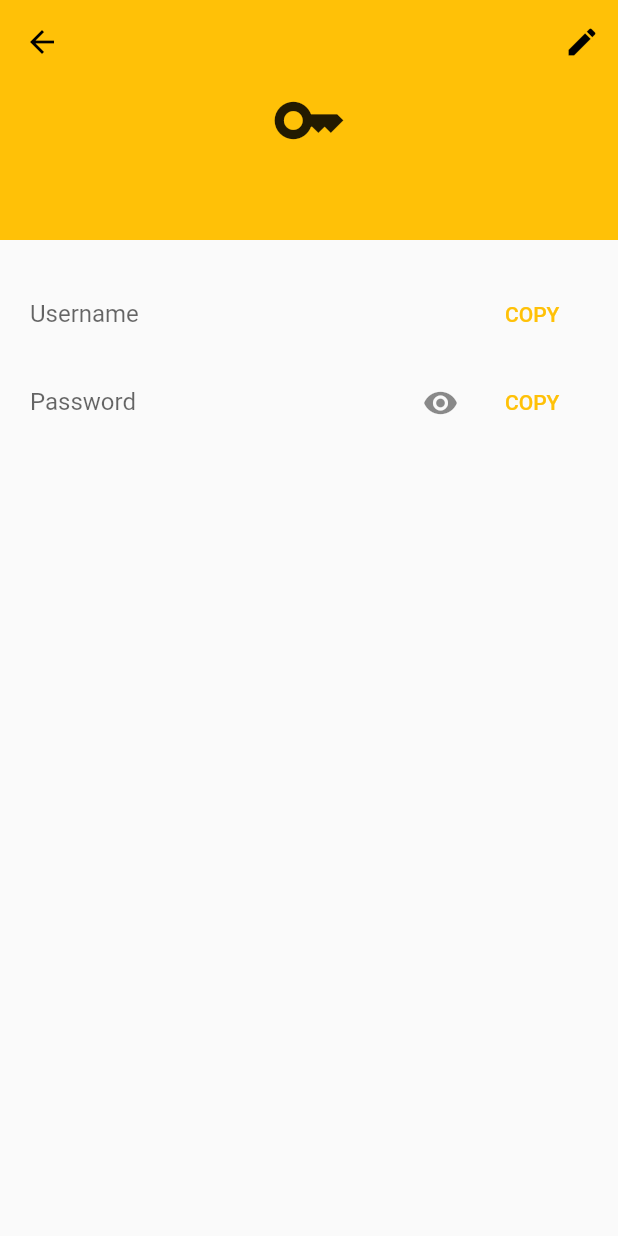
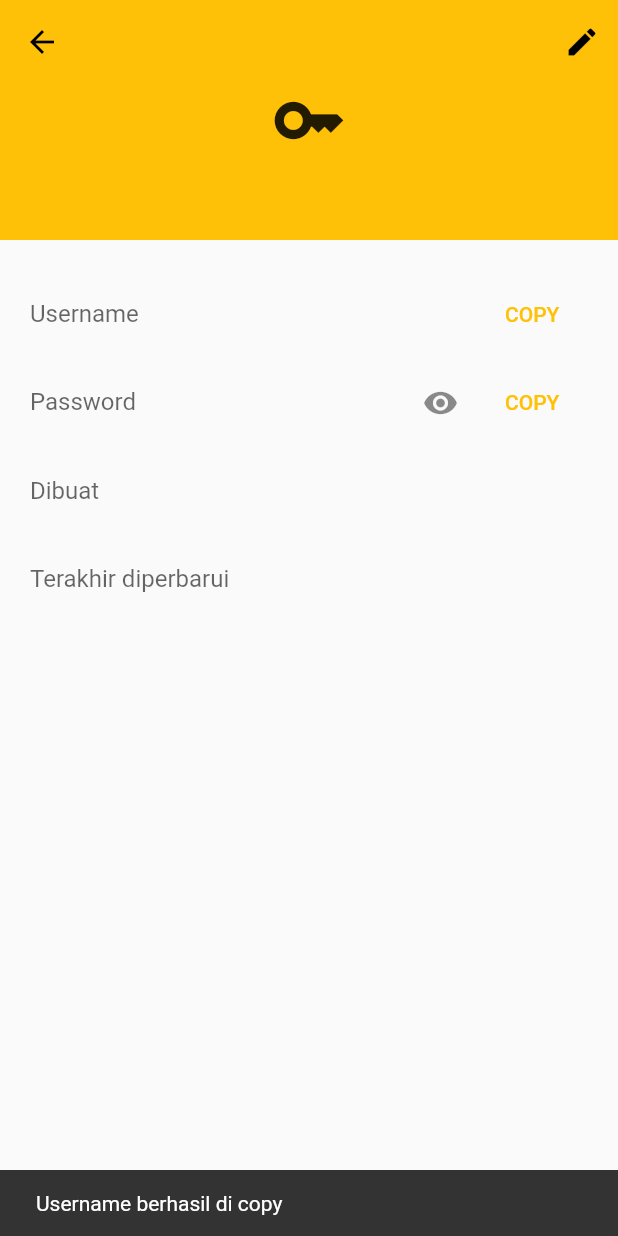
Before and after one commit to alianhakim9/Password-Manager-App-Flutter, a Flutter app: the DetailPasswordManager screen opened directly with empty values, after a tap on "COPY", on a phone screen of 412 x 824 dp. Run offline on Flutter 3.47's test engine with Material 2 defaults, Android fonts, the phone set to English and light mode, and no system bars; our stand-ins replace shared_preferences; accounts and stored records are empty.

Commit message:
update detail pm

```diff
--- a/lib/view/password_manager_pages/detail_password_manager.dart
+++ b/lib/view/password_manager_pages/detail_password_manager.dart
@@ -70,6 +70,8 @@ class _DetailPasswordManagerState extends State<DetailPasswordManager> {
               child: Padding(
             padding: const EdgeInsets.all(20.0),
             child: Column(
+              mainAxisAlignment: MainAxisAlignment.start,
+              crossAxisAlignment: CrossAxisAlignment.stretch,
               children: [
                 Row(
                   children: [
@@ -86,7 +88,13 @@ class _DetailPasswordManagerState extends State<DetailPasswordManager> {
                     ),
                     Expanded(
                         child: TextButton(
-                      onPressed: () {},
+                      onPressed: () {
+                        Clipboard.setData(ClipboardData(text: data!.pmUsername))
+                            .then((value) => ScaffoldMessenger.of(context)
+                                .showSnackBar(const SnackBar(
+                                    content:
+                                        Text('Username berhasil di copy'))));
+                      },
                       child: const Text('COPY'),
                     ))
                   ],
@@ -125,7 +133,23 @@ class _DetailPasswordManagerState extends State<DetailPasswordManager> {
                       child: const Text('COPY'),
                     ))
                   ],
-                )
+                ),
+                TextFormField(
+                  readOnly: true,
+                  controller: TextEditingController()..text = data!.createdAt,
+                  decoration: const InputDecoration(
+                      border: InputBorder.none, labelText: 'Dibuat'),
+                ),
+                TextFormField(
+                  readOnly: true,
+                  controller: TextEditingController()
+                    ..text = data!.updatedAt == 'null'
+                        ? 'Belum pernah diperbarui'
+                        : data!.updatedAt,
+                  decoration: const InputDecoration(
+                      border: InputBorder.none,
+                      labelText: 'Terakhir diperbarui'),
+                ),
               ],
             ),
           ))
```
